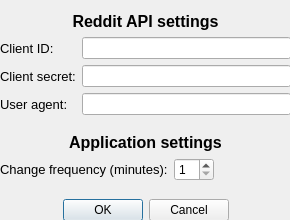
CGodiksen/reddit-background-changer, file resources/settingsdialog.ui: the form before one commit.
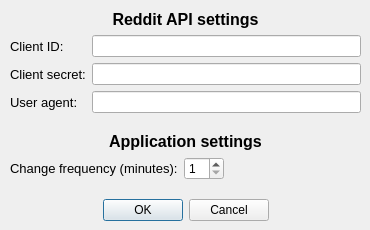
The form after the commit.

Commit message: Made some cosmetic changes to the settings dialog window. Also connected the settings button with opening the settings dialog window.

Patch:
```diff
--- a/resources/settingsdialog.ui
+++ b/resources/settingsdialog.ui
@@ -6,8 +6,8 @@
    <rect>
     <x>0</x>
     <y>0</y>
-    <width>290</width>
-    <height>220</height>
+    <width>370</width>
+    <height>230</height>
    </rect>
   </property>
   <property name="windowTitle">
@@ -16,26 +16,13 @@
   <widget class="QWidget" name="verticalLayoutWidget">
    <property name="geometry">
     <rect>
-     <x>0</x>
-     <y>0</y>
-     <width>291</width>
-     <height>221</height>
+     <x>10</x>
+     <y>10</y>
+     <width>351</width>
+     <height>211</height>
     </rect>
    </property>
    <layout class="QVBoxLayout" name="verticalLayout">
-    <item>
-     <spacer name="verticalSpacer_3">
-      <property name="orientation">
-       <enum>Qt::Vertical</enum>
-      </property>
-      <property name="sizeHint" stdset="0">
-       <size>
-        <width>20</width>
-        <height>40</height>
-       </size>
-      </property>
-     </spacer>
-    </item>
     <item>
      <widget class="QLabel" name="label_5">
       <property name="font">
```
Left out of the diff: 1 changed line with no effect on the pictures. The commit also changes 3 other files.
